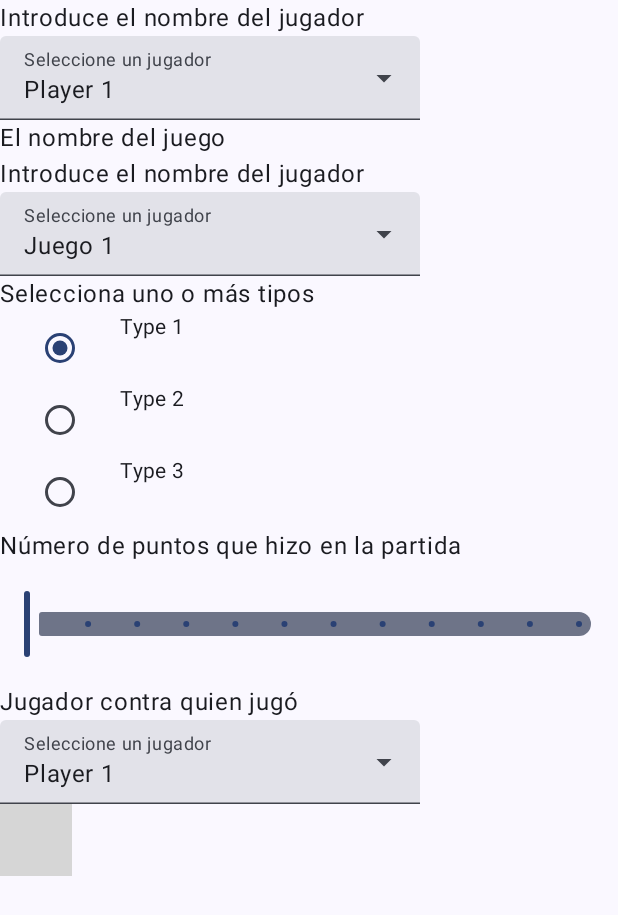
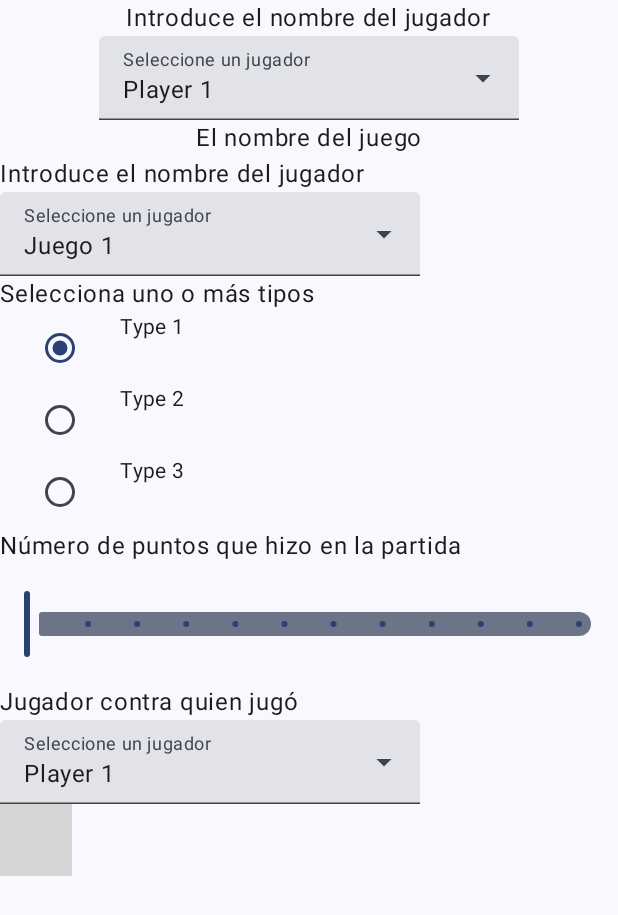
Before and after one commit to ayozera/TurnAndPoints, an Android app built with Jetpack Compose: the composable PantallaNueva shown on its own in the app's theme, on a phone screen of 412 x 824 dp. Shown: the top 915 px of the screen. Run offline under Robolectric (Android 15) with nearby library versions, the phone set to English and light mode, and no system bars; 2 statements that could not run were skipped; grey boxes are pictures that could not be loaded.

Commit message:
borrador interfaz NuevaVentana

```diff
--- a/app/src/main/java/com/ayozera/turnpoints/MainActivity.kt
+++ b/app/src/main/java/com/ayozera/turnpoints/MainActivity.kt
@@ -1,9 +1,11 @@
 package com.ayozera.turnpoints
 
+import android.os.Build
 import android.os.Bundle
 import android.text.style.BackgroundColorSpan
 import androidx.activity.ComponentActivity
 import androidx.activity.compose.setContent
+import androidx.annotation.RequiresApi
 import androidx.compose.foundation.Image
 import androidx.compose.foundation.background
 import androidx.compose.foundation.border
@@ -53,6 +55,7 @@ import androidx.compose.ui.unit.dp
 import androidx.compose.ui.unit.sp
 import androidx.navigation.NavHostController
 import com.ayozera.turnpoints.activities.PantallaNueva
+import com.ayozera.turnpoints.navegacion.NavigationGraph
 import com.ayozera.turnpoints.navegacion.Routs
 import com.ayozera.turnpoints.ui.theme.TurnpointsTheme
 import com.ayozera.turnpoints.ui.theme.Rojo
@@ -60,6 +63,7 @@ import com.ayozera.turnpoints.ui.theme.Fondo
 
 
 class MainActivity : ComponentActivity() {
+    @RequiresApi(Build.VERSION_CODES.O)
     override fun onCreate(savedInstanceState: Bundle?) {
         super.onCreate(savedInstanceState)
         setContent {
@@ -69,7 +73,7 @@ class MainActivity : ComponentActivity() {
                     modifier = Modifier.fillMaxSize(),
                     color = MaterialTheme.colorScheme.background
                 ) {
-
+                    NavigationGraph()
 
                 }
 
--- a/app/src/main/java/com/ayozera/turnpoints/activities/NuevaPartida.kt
+++ b/app/src/main/java/com/ayozera/turnpoints/activities/NuevaPartida.kt
@@ -2,6 +2,7 @@ package com.ayozera.turnpoints.activities
 
 import android.os.Build
 import androidx.annotation.RequiresApi
+import androidx.compose.foundation.layout.Arrangement
 import androidx.compose.foundation.layout.Column
 import androidx.compose.foundation.layout.Row
 import androidx.compose.foundation.layout.fillMaxWidth
@@ -27,6 +28,7 @@ import androidx.compose.material3.IconButton
 import androidx.compose.material3.MaterialTheme
 import androidx.compose.material3.RadioButton
 import androidx.compose.material3.Slider
+import androidx.compose.ui.Alignment
 import androidx.compose.ui.Modifier
 import androidx.compose.ui.unit.dp
 import java.time.LocalDateTime
@@ -42,7 +44,10 @@ fun PantallaNueva(navController: NavHostController) {
     var expandedPlayer by remember { mutableStateOf(false) }
     var selectedPlayer by remember { mutableStateOf(players.first()) }
 
-    Column {
+    Column (
+        verticalArrangement = Arrangement.SpaceEvenly,
+        horizontalAlignment = Alignment.CenterHorizontally
+    ){
         Text(text = "Introduce el nombre del jugador")
         TextField(
             value = selectedPlayer,
```
